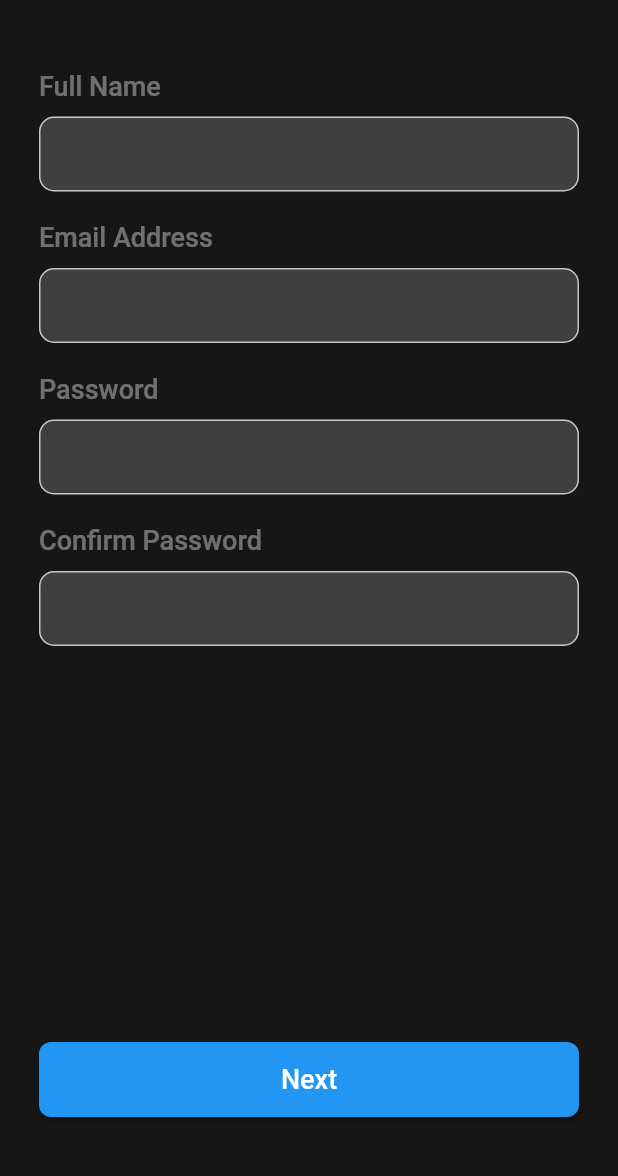
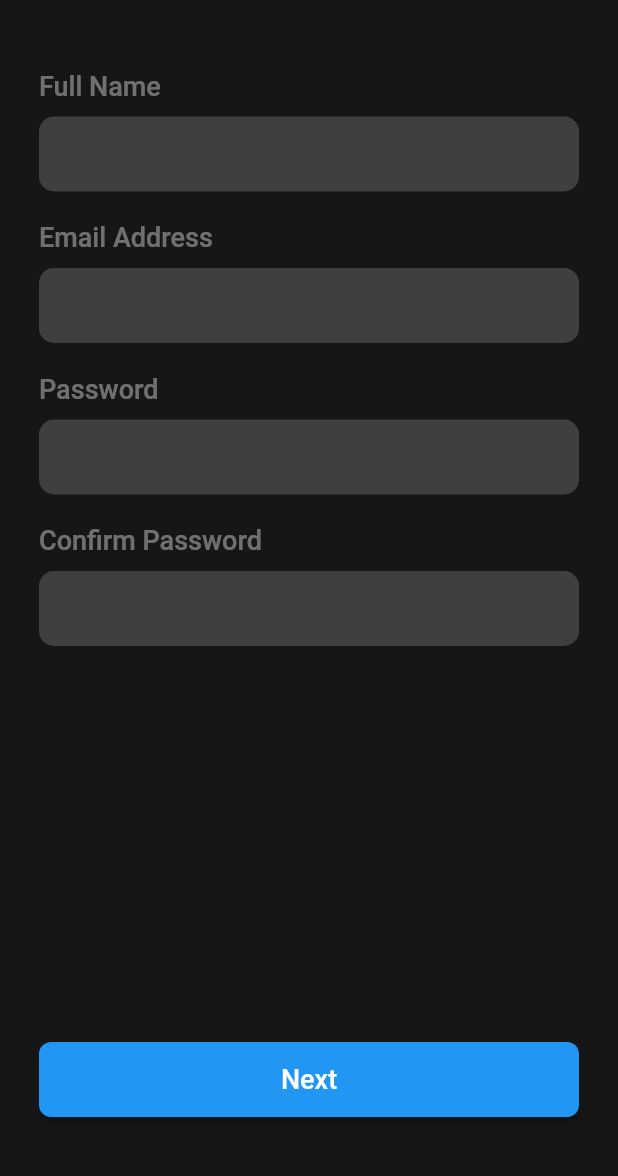
Before and after one commit to Auro-Project/auropay, a Flutter app: the SignUpScreen screen opened by its route, on a phone screen of 412 x 824 dp, the part 59-1235 px from its top. Run offline on Flutter 3.47's test engine with Material 2 defaults, Android fonts, the phone set to English and light mode, and no system bars; our stand-ins replace charts_flutter, cloud_firestore, firebase_auth, firebase_core, flutter_secure_storage, flutter_svg and 1 more; accounts and stored records are empty; Roboto replaces fonts that are missing (SF Pro Display, SF-Pro-Display).

Commit message:
upadate1.2

```diff
--- a/lib/view/pages/LoginScreens/SignUpScreenD.dart
+++ b/lib/view/pages/LoginScreens/SignUpScreenD.dart
@@ -176,7 +176,10 @@ class FirstStep extends StatelessWidget {
         Container(
           width: 360,
           height: 50,
-          decoration: border(context, colorbg: Colors.grey.withOpacity(0.3),  borderRadius: 10),
+          decoration: border(context,
+              colorbg: Colors.grey.withOpacity(0.3),
+              borderColor: Colors.transparent,
+              borderRadius: 10),
           child: TextField(
             controller: controller,
             style: TextStyle(color: themeProvider.textColor),
```
